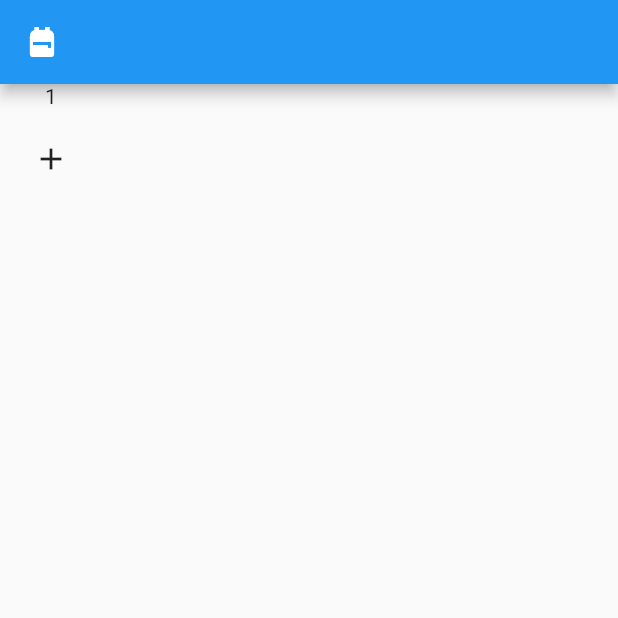
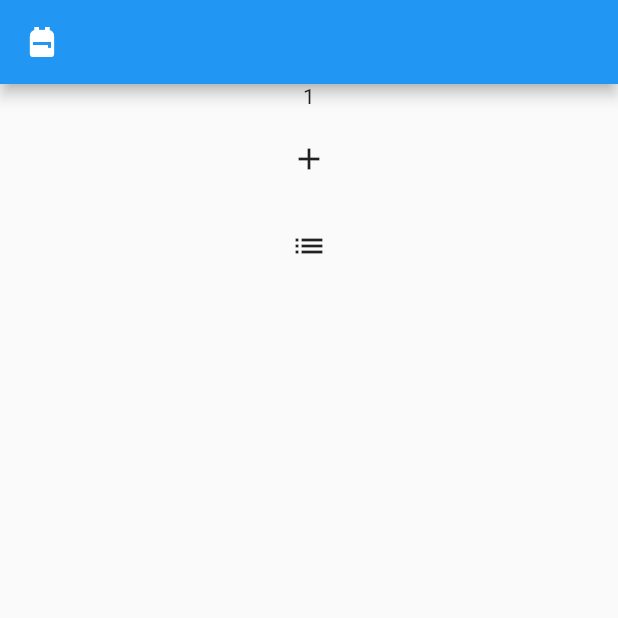
Before and after one commit to AshishAcharya083/valorant-stats, a Flutter app: the screen it shows after launch, item 2 of the bottom bar chosen, after a tap on the "add" icon, on a phone screen of 412 x 824 dp, the top half of it. Run offline on Flutter 3.47's test engine with Material 2 defaults, Android fonts, the phone set to English and light mode, and no system bars; drawn by our look-alikes of flutter_snake_navigationbar.

```diff
--- a/lib/app.dart
+++ b/lib/app.dart
@@ -1,5 +1,6 @@
 import 'package:flutter/material.dart';
 import 'package:valo_stats/ui/components/bottom_nav_bar.dart';
+import 'package:valo_stats/ui/components/tab_navigatior.dart';
 import 'package:valo_stats/ui/pages/home_page.dart';
 import 'package:valo_stats/ui/pages/inside_home_page.dart';
 import 'package:valo_stats/ui/pages/list_page.dart';
@@ -12,25 +13,68 @@ class App extends StatefulWidget {
 }
 
 class _AppState extends State<App> {
-  int currentBodyIndex = 0;
+  // int currentBodyIndex = 0;
   List<Widget> bodyList = [];
+  String currentPage = "HomePage";
+  List<String> pageKeys = ["HomePage", "InsideHomePage", "ThirdPage"];
+
+  final Map<String, GlobalKey<NavigatorState>> _navigatorKeys = {
+    "HomePage": GlobalKey<NavigatorState>(),
+    "InsideHomePage": GlobalKey<NavigatorState>(),
+    "ThirdPage": GlobalKey<NavigatorState>(),
+  };
+
+  void selectTab(String tabItem, int index) {
+    if (tabItem == currentPage) {
+      _navigatorKeys[tabItem]!.currentState!.popUntil((route) => route.isFirst);
+    } else {
+      setState(() {
+        currentPage = pageKeys[index];
+//            currentBodyIndex = index;
+      });
+    }
+  }
+
   @override
   Widget build(BuildContext context) {
+    print("Current page is $currentPage");
     print("App called");
-    return Scaffold(
-      body: IndexedStack(
-        index: currentBodyIndex,
-        children: const [
-          HomePage(),
-          InsideHomePage(),
-          ListPage(),
-        ],
+    return WillPopScope(
+      onWillPop: () async {
+        final isFirstRouteInCurrentTab =
+            !await _navigatorKeys[currentPage]!.currentState!.maybePop();
+        if (isFirstRouteInCurrentTab) {
+          if (currentPage != "HomePage") {
+            // selectTab("HomePage", 0);
+            return false;
+          }
+        }
+        return isFirstRouteInCurrentTab;
+        //return Future.value(false);
+      },
+      child: Scaffold(
+        body: Stack(
+          children: <Widget>[
+            _buildOffstageNavigator("HomePage"),
+            _buildOffstageNavigator("InsideHomePage"),
+            _buildOffstageNavigator("ThirdPage"),
+          ],
+        ),
+        bottomNavigationBar:
+            CustomBottomNavigationBar(onSelectCallBack: (index) {
+          selectTab(pageKeys[index], index);
+        }),
       ),
-      bottomNavigationBar: CustomBottomNavigationBar(onSelectCallBack: (index) {
-        setState(() {
-          currentBodyIndex = index;
-        });
-      }),
+    );
+  }
+
+  Widget _buildOffstageNavigator(String tabItem) {
+    return Offstage(
+      offstage: currentPage != tabItem,
+      child: TabNavigator(
+        navigatorKey: _navigatorKeys[tabItem],
+        tabItem: tabItem,
+      ),
     );
   }
 }
--- a/lib/main.dart
+++ b/lib/main.dart
@@ -2,8 +2,6 @@ import 'package:flutter/material.dart';
 import 'package:valo_stats/ui/components/bottom_nav_bar.dart';
 import 'package:valo_stats/ui/pages/home_page.dart';
 import 'package:valo_stats/app.dart';
-import 'package:valo_stats/routes/router.dart' as router;
-import 'package:valo_stats/routes/routing_constants.dart' as routing_constants;
 
 void main() {
   runApp(
@@ -19,7 +17,7 @@ class MyApp extends StatelessWidget {
     print("Material APP");
     return const MaterialApp(
       // initialRoute: routing_constants.homePage,
-      onGenerateRoute: router.RouteManager.generateRoute,
+
       home: App(),
     );
   }
--- a/lib/ui/components/bottom_nav_bar.dart
+++ b/lib/ui/components/bottom_nav_bar.dart
@@ -43,6 +43,7 @@ class _CustomBottomNavigationBarState extends State<CustomBottomNavigationBar> {
         setState(() {
           selectedIndex = index;
         });
+        print("Current index is $index");
         widget.onSelectCallBack!(index);
       },
       items: const [
--- /dev/null
+++ b/lib/ui/components/tab_navigatior.dart
@@ -0,0 +1,29 @@
+import 'package:flutter/material.dart';
+import 'package:valo_stats/ui/pages/home_page.dart';
+import 'package:valo_stats/ui/pages/inside_home_page.dart';
+import 'package:valo_stats/ui/pages/third_page.dart';
+
+class TabNavigator extends StatelessWidget {
+  final GlobalKey<NavigatorState>? navigatorKey;
+  final String? tabItem;
+  TabNavigator({Key? key, this.navigatorKey, this.tabItem}) : super(key: key);
+
+  @override
+  Widget build(BuildContext context) {
+    Widget? child;
+    if (tabItem == "HomePage") {
+      child = HomePage();
+    } else if (tabItem == "InsideHomePage") {
+      child = InsideHomePage();
+    } else if (tabItem == "ThirdPage") {
+      child = ThirdPage();
+    }
+
+    return Navigator(
+      key: navigatorKey,
+      onGenerateRoute: (routeSettings) {
+        return MaterialPageRoute(builder: (context) => child!);
+      },
+    );
+  }
+}
--- a/lib/ui/pages/home_page.dart
+++ b/lib/ui/pages/home_page.dart
@@ -1,6 +1,7 @@
 import 'package:flutter/material.dart';
 import 'package:valo_stats/routes/router.dart';
 import 'package:valo_stats/routes/routing_constants.dart' as routing_constants;
+import 'package:valo_stats/ui/pages/inside_home_page.dart';
 
 class HomePage extends StatelessWidget {
   const HomePage({Key? key}) : super(key: key);
@@ -12,7 +13,10 @@ class HomePage extends StatelessWidget {
       body: Center(
         child: InkWell(
           onTap: () {
-            Navigator.pushNamed(context, routing_constants.insideHomePage);
+            Navigator.push(
+                context,
+                MaterialPageRoute(
+                    builder: (context) => const InsideHomePage()));
           },
           child: const Text(
             "Homepage",
--- a/lib/ui/pages/inside_home_page.dart
+++ b/lib/ui/pages/inside_home_page.dart
@@ -1,4 +1,5 @@
 import 'package:flutter/material.dart';
+import 'package:valo_stats/ui/pages/list_page.dart';
 
 class InsideHomePage extends StatefulWidget {
   const InsideHomePage({Key? key}) : super(key: key);
@@ -30,7 +31,16 @@ class _InsideHomePageState extends State<InsideHomePage> {
                       tempInt++;
                     });
                   },
-                  icon: const Icon(Icons.add)))
+                  icon: const Icon(Icons.add))),
+          Center(
+            child: IconButton(
+              onPressed: () {
+                Navigator.of(context)
+                    .push(MaterialPageRoute(builder: (context) => ListPage()));
+              },
+              icon: Icon(Icons.list),
+            ),
+          )
         ],
       ),
     );
--- a/lib/ui/pages/list_page.dart
+++ b/lib/ui/pages/list_page.dart
@@ -1,5 +1,6 @@
 import 'package:flutter/material.dart';
 import 'package:valo_stats/routes/routing_constants.dart';
+import 'package:valo_stats/ui/pages/home_page.dart';
 
 class ListPage extends StatelessWidget {
   const ListPage({Key? key}) : super(key: key);
@@ -18,7 +19,10 @@ class ListPage extends StatelessWidget {
       body: Center(
         child: InkWell(
             onTap: () {
-              Navigator.pushNamed(context, homePage);
+              // Navigator.of(context, rootNavigator: true)
+              //     .push(MaterialPageRoute(builder: (context) => HomePage()));
+              Navigator.pushReplacement(
+                  context, MaterialPageRoute(builder: (context) => HomePage()));
             },
             child: const Text('List Page')),
       ),
```
